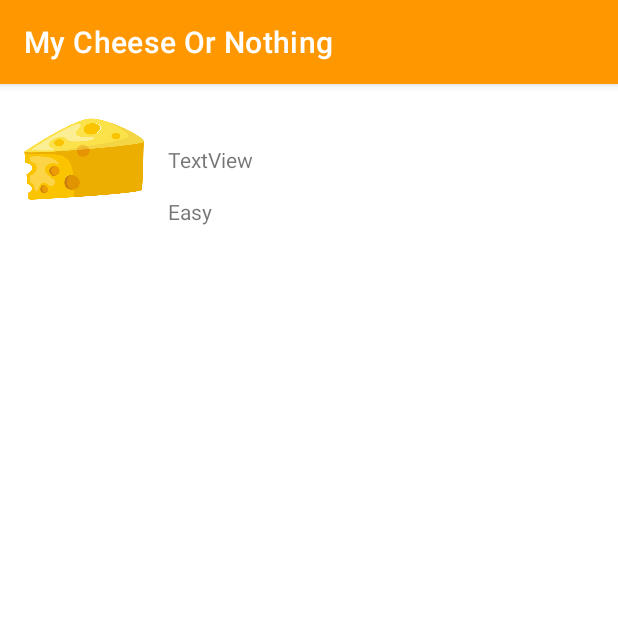
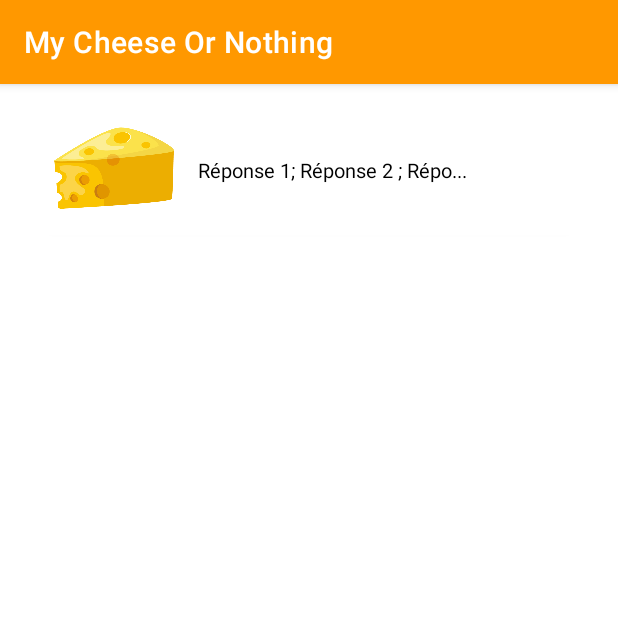
Before and after one commit to coding-factory-classrooms/android-l2-flashcards-groupe-1-1, an Android app: the QuestionsItemActivity screen opened directly, with no data from a screen before it, on a phone screen of 412 x 824 dp, the top half of it. Run offline under Robolectric (Android 15) with nearby library versions, the light colour scheme and no system bars.

Commit message:
list all questions done

```diff
--- a/app/src/main/java/com/gwesaro/mycheeseornothing/MainActivity.java
+++ b/app/src/main/java/com/gwesaro/mycheeseornothing/MainActivity.java
@@ -48,7 +48,11 @@ public class MainActivity extends AppCompatActivity implements QuestionCollectio
         findViewById(R.id.learnCheeseButton).setOnClickListener(new View.OnClickListener() {
             @Override
             public void onClick(View v) {
-                String[] difficulty = { "Aléatoire", "Facile", "Moyen", "Difficile"};
+                QuestionMode[] values = QuestionMode.values();
+                String[] difficulty = new String[values.length];
+                for (int i = 0; i < values.length; i++) {
+                    difficulty[i] = values[i].getModeFrench();
+                }
 
                 MaterialAlertDialogBuilder materialAlertDialogBuilder = new MaterialAlertDialogBuilder(MainActivity.this);
                 materialAlertDialogBuilder.setTitle("Choisir le niveau de difficulté")
--- a/app/src/main/res/layout/activity_questions_item.xml
+++ b/app/src/main/res/layout/activity_questions_item.xml
@@ -5,12 +5,33 @@
     android:id="@+id/rootItem"
     android:layout_width="match_parent"
     android:layout_height="100dp"
+    android:layout_marginStart="20dp"
+    android:layout_marginLeft="20dp"
+    android:layout_marginTop="5dp"
+    android:layout_marginEnd="20dp"
+    android:layout_marginRight="20dp"
     tools:context=".QuestionsItemActivity">
+
+    <androidx.cardview.widget.CardView
+        android:id="@+id/cardView"
+        android:layout_width="match_parent"
+        android:layout_height="90dp"
+        android:layout_marginTop="5dp"
+        app:cardCornerRadius="10dp"
+        app:cardElevation="2dp"
+        app:layout_constraintEnd_toEndOf="parent"
+        app:layout_constraintStart_toStartOf="parent"
+        app:layout_constraintTop_toTopOf="parent">
+
+
+        <androidx.constraintlayout.widget.ConstraintLayout
+            android:layout_width="match_parent"
+            android:layout_height="90dp">
 
             <ImageView
                 android:id="@+id/iconListImageView"
                 android:layout_width="80dp"
-        android:layout_height="80dp"
+                android:layout_height="73dp"
                 android:layout_marginStart="16dp"
                 android:layout_marginLeft="16dp"
                 app:layout_constraintBottom_toBottomOf="parent"
@@ -19,34 +40,41 @@
                 app:srcCompat="@drawable/logo2" />
 
             <TextView
+                android:id="@+id/listModeTextView"
+                android:layout_width="wrap_content"
+                android:layout_height="wrap_content"
+                android:textAppearance="@style/TextAppearance.AppCompat.Small"
+                android:textColor="#939393"
+                android:textSize="12sp"
+                app:layout_constraintBottom_toBottomOf="@+id/iconListImageView"
+                app:layout_constraintStart_toStartOf="@+id/listQuestionTextView"
+                app:layout_constraintTop_toBottomOf="@+id/listAnswerTextView"
+                tools:text="Difficulté" />
+
+            <TextView
+                android:id="@+id/listAnswerTextView"
+                android:layout_width="wrap_content"
+                android:layout_height="wrap_content"
+                android:text="Réponse 1; Réponse 2 ; Répo..."
+                android:textColor="#000000"
+                android:textSize="13sp"
+                app:layout_constraintBottom_toTopOf="@+id/listModeTextView"
+                app:layout_constraintStart_toStartOf="@+id/listQuestionTextView"
+                app:layout_constraintTop_toBottomOf="@+id/listQuestionTextView" />
+
+            <TextView
                 android:id="@+id/listQuestionTextView"
                 android:layout_width="wrap_content"
                 android:layout_height="19dp"
                 android:layout_marginStart="16dp"
                 android:layout_marginLeft="16dp"
+                android:textColor="#000000"
+                android:textStyle="bold"
                 app:layout_constraintBottom_toTopOf="@+id/listAnswerTextView"
                 app:layout_constraintStart_toEndOf="@+id/iconListImageView"
-        app:layout_constraintTop_toTopOf="parent"
-        app:layout_constraintVertical_chainStyle="packed"
-        tools:text="Question" />
+                app:layout_constraintTop_toTopOf="@+id/iconListImageView"
+                tools:text="Question ?" />
+        </androidx.constraintlayout.widget.ConstraintLayout>
 
-    <TextView
-        android:id="@+id/listModeTextView"
-        android:layout_width="wrap_content"
-        android:layout_height="wrap_content"
-        android:layout_marginTop="15dp"
-        android:text="Easy"
-        app:layout_constraintBottom_toBottomOf="parent"
-        app:layout_constraintStart_toStartOf="@+id/listQuestionTextView"
-        app:layout_constraintTop_toBottomOf="@+id/listAnswerTextView" />
-
-    <TextView
-        android:id="@+id/listAnswerTextView"
-        android:layout_width="wrap_content"
-        android:layout_height="wrap_content"
-        android:layout_marginTop="15dp"
-        android:text="TextView"
-        app:layout_constraintBottom_toTopOf="@+id/listModeTextView"
-        app:layout_constraintStart_toStartOf="@+id/listQuestionTextView"
-        app:layout_constraintTop_toBottomOf="@+id/listQuestionTextView" />
+    </androidx.cardview.widget.CardView>
 </androidx.constraintlayout.widget.ConstraintLayout>
--- a/app/src/main/res/layout/activity_questions_list.xml
+++ b/app/src/main/res/layout/activity_questions_list.xml
@@ -21,6 +21,7 @@
         android:id="@+id/recyclerViewQuestion"
         android:layout_width="match_parent"
         android:layout_height="match_parent"
+        android:background="#30D6D6D6"
         app:layout_constraintBottom_toBottomOf="parent"
         app:layout_constraintEnd_toEndOf="parent"
         app:layout_constraintHorizontal_bias="0.0"
--- a/app/src/main/res/raw/json.json
+++ b/app/src/main/res/raw/json.json
@@ -17,7 +17,7 @@
     {"mode": "medium", "question": "Quel est l'origine du Blue Marble Jack ?", "imageName": "blue_marble_jack.jpg", "responses": ["Etats-Unis", "Angleterre", "Australie", "Nouvelle-Zélande"], "answer": "Etats-Unis"},
     {"mode": "medium", "question": "Quel est l'origine de la Mimolette ?", "imageName": "mimolette.jpg", "responses": ["Flandres française", "Belgique", "Allemagne", "Alsace"], "answer": "Flandres française"},
     {"mode": "medium", "question": "Quel est ce fromage ?", "imageName": "cantal.jpg", "responses": ["Cantal", "Comté", "Laguiole", "Parmesan"], "answer": "Cantal"},
-    {"mode": "medium", "question": "Quel est l’origine du Queijo_do_reino ?", "imageName": "queijo_do_reino.jpg", "responses": ["Paraguay", "Brésil", "Colombie", "Uruguay"], "answer": "Brésil"},
+    {"mode": "medium", "question": "Quel est l’origine du Queijo do reino ?", "imageName": "queijo_do_reino.jpg", "responses": ["Paraguay", "Brésil", "Colombie", "Uruguay"], "answer": "Brésil"},
     {"mode": "medium", "question": "Quel est ce fromage ?", "imageName": "epoisses.jpg", "responses": ["Epoisses", "Le Vieux Bologne", "Maroille", "Mont d'or"], "answer": "Epoisses"}
   ],
   "hard": [
```
Also changed, not shown: app/src/main/java/com/gwesaro/mycheeseornothing/Question/QuestionMode.java (+16 -1 lines), app/src/main/java/com/gwesaro/mycheeseornothing/QuestionActivity.java (+11 -6 lines), app/src/main/java/com/gwesaro/mycheeseornothing/QuestionAdapter.java (+27 -17 lines), app/src/main/java/com/gwesaro/mycheeseornothing/QuestionsListActivity.java (+2 -16 lines), app/src/main/res/drawable/layout_border.xml (added, +7 -0 lines). Lines whose indentation alone changed are shown as unchanged.
